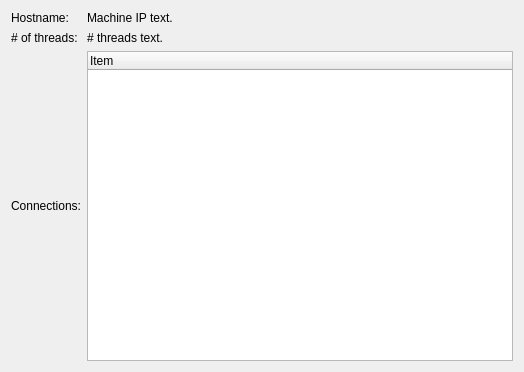
Old version of the form ui/NetworkDialog.ui in the repository juj/kNet.
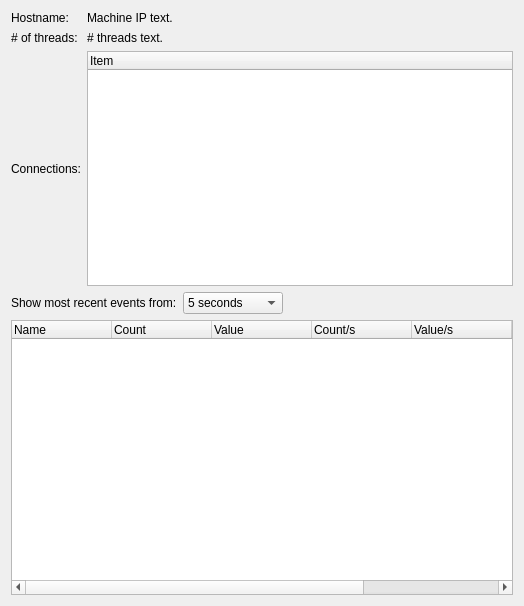
New version of the form.

Commit message: Added a new profiling window feature which shows in a very detailed way a breakdown of different networking events.

```diff
--- a/ui/NetworkDialog.ui
+++ b/ui/NetworkDialog.ui
@@ -7,7 +7,7 @@
     <x>0</x>
     <y>0</y>
     <width>524</width>
-    <height>372</height>
+    <height>606</height>
    </rect>
   </property>
   <property name="windowTitle">
@@ -62,6 +62,114 @@
      </item>
     </layout>
    </item>
+   <item row="3" column="0">
+    <widget class="QTreeWidget" name="treeStats">
+     <column>
+      <property name="text">
+       <string>Name</string>
+      </property>
+     </column>
+     <column>
+      <property name="text">
+       <string>Count</string>
+      </property>
+     </column>
+     <column>
+      <property name="text">
+       <string>Value</string>
+      </property>
+     </column>
+     <column>
+      <property name="text">
+       <string>Count/s</string>
+      </property>
+     </column>
+     <column>
+      <property name="text">
+       <string>Value/s</string>
+      </property>
+     </column>
+     <column>
+      <property name="text">
+       <string>Value/count</string>
+      </property>
+     </column>
+     <column>
+      <property name="text">
+       <string>Latest value</string>
+      </property>
+     </column>
+    </widget>
+   </item>
+   <item row="1" column="0">
+    <layout class="QHBoxLayout" name="horizontalLayout">
+     <item>
+      <widget class="QLabel" name="label_3">
+       <property name="text">
+        <string>Show most recent events from:</string>
+       </property>
+      </widget>
+     </item>
+     <item>
+      <widget class="QComboBox" name="comboTimePeriod">
+       <property name="sizePolicy">
+        <sizepolicy hsizetype="Fixed" vsizetype="Fixed">
+         <horstretch>0</horstretch>
+         <verstretch>0</verstretch>
+        </sizepolicy>
+       </property>
+       <property name="minimumSize">
+        <size>
+         <width>100</width>
+         <height>0</height>
+        </size>
+       </property>
+       <property name="maximumSize">
+        <size>
+         <width>100</width>
+         <height>16777215</height>
+        </size>
+       </property>
+       <item>
+        <property name="text">
+         <string>5 seconds</string>
+        </property>
+       </item>
+       <item>
+        <property name="text">
+         <string>15 seconds</string>
+        </property>
+       </item>
+       <item>
+        <property name="text">
+         <string>30 seconds</string>
+        </property>
+       </item>
+       <item>
+        <property name="text">
+         <string>1 minute</string>
+        </property>
+       </item>
+      </widget>
+     </item>
+     <item>
+      <spacer name="horizontalSpacer">
+       <property name="orientation">
+        <enum>Qt::Horizontal</enum>
+       </property>
+       <property name="sizeType">
+        <enum>QSizePolicy::Expanding</enum>
+       </property>
+       <property name="sizeHint" stdset="0">
+        <size>
+         <width>70</width>
+         <height>20</height>
+        </size>
+       </property>
+      </spacer>
+     </item>
+    </layout>
+   </item>
   </layout>
  </widget>
  <resources/>
```
The commit also changes 14 other files.
